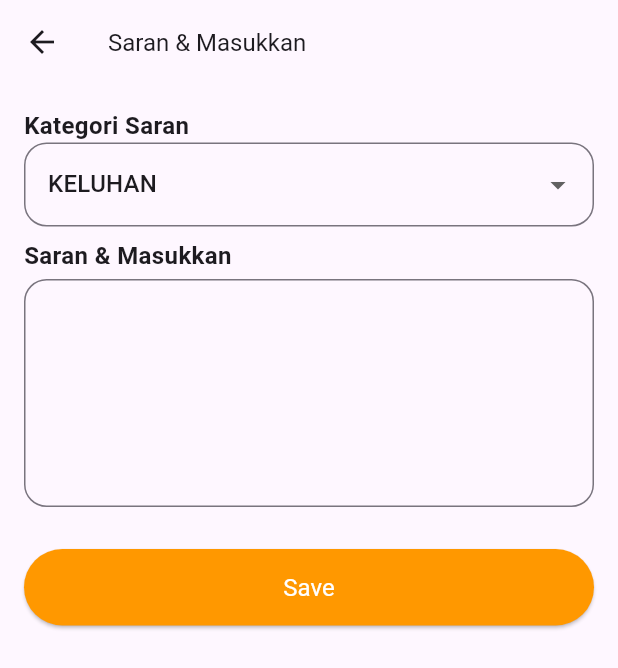
After one commit to adityaandikasetiawan/idmall_customer, a Flutter app: the Account screen opened directly, after a tap on "Saran & Masukkan", on a phone screen of 412 x 824 dp. The commit adds this screen. Shown: the top 668 px of the screen. Run offline on Flutter 3.47's test engine with Material 3 defaults, Android fonts, the phone set to English and light mode, and no system bars; our stand-ins replace animated_bottom_navigation_bar, awesome_notifications, cloud_firestore, dio, dropdown_search, firebase_auth and 14 more; missing offline and left inert: flutter_map_cancellable_tile_provider, flutter_stripe, flutter_treeview, syncfusion_flutter_pdfviewer, syncfusion_flutter_signaturepad; accounts and stored records are empty.

Commit message:
add feedback

```diff
--- /dev/null
+++ b/lib/controller/feedback.controller.dart
@@ -0,0 +1,38 @@
+// ignore_for_file: camel_case_types
+
+import 'package:flutter/material.dart';
+import 'package:get/get.dart';
+import 'package:idmall/service/feedback.dart';
+
+class FeedbackController extends GetxController {
+  final FeedbackService feedbackService = Get.put(FeedbackService());
+
+  //sales signature qr code
+  TextEditingController feedback = TextEditingController();
+  RxString category = "KELUHAN".obs;
+
+  //loading parameter
+  RxBool isLoading = false.obs;
+
+  //send feedback to service feedback
+  Future<void> sendFeedback() async {
+    try {
+      isLoading(true);
+      var detail =
+          await feedbackService.insertFeedback(category.value, feedback.text);
+      if (detail['status'] == 'success') {
+        Get.snackbar('Success', 'Berhasil menyimpan kritik & saran');
+        feedback.clear();
+        category.value = "KELUHAN";
+      }
+    } catch (e) {
+      Get.snackbar('Error', 'Failed to save feedback');
+    } finally {
+      isLoading(false);
+    }
+  }
+
+  //update all values
+  void updateCategory(String value) => category.value = value;
+  void updateFeedback(String value) => feedback.text = value;
+}
--- a/lib/main.dart
+++ b/lib/main.dart
@@ -3,6 +3,7 @@
 import 'dart:io';
 
 import 'package:dio/dio.dart';
+import 'package:get/get.dart';
 import 'package:idmall/pages/navigation.dart';
 import 'package:idmall/service/coverage_area.dart';
 import 'package:idmall/service/notification_controller.dart';
@@ -172,7 +173,7 @@ class _MyAppState extends State<MyApp> {
   @override
   Widget build(BuildContext context) {
     // return const CheckSharedPreferences();
-    return MaterialApp(
+    return GetMaterialApp(
       debugShowCheckedModeBanner: false,
       title: 'Idmall',
       home: widget.token == '' ? const Splash() : const NavigationScreen(),
--- a/lib/pages/account.dart
+++ b/lib/pages/account.dart
@@ -2,6 +2,7 @@
 
 import 'package:flutter/material.dart';
 import 'package:idmall/config/config.dart';
+import 'package:idmall/pages/feedback.dart';
 import 'package:idmall/pages/helpcenter.dart';
 import 'package:idmall/pages/login.dart';
 import 'package:idmall/pages/settings.dart';
@@ -255,6 +256,31 @@ class _AccountState extends State<Account> {
                 },
               ),
               const SizedBox(height: 20),
+              ListTile(
+                leading: Container(
+                  width: 50,
+                  height: 50,
+                  decoration: BoxDecoration(
+                    shape: BoxShape.circle,
+                    border: Border.all(color: Colors.grey, width: 1),
+                  ),
+                  child: const Icon(Icons.move_to_inbox_rounded),
+                ),
+                title: const Text('Saran & Masukkan'),
+                trailing: const Icon(
+                  Icons.arrow_forward_ios,
+                ), // Icon panah ke kanan
+                onTap: () {
+                  Navigator.push(
+                    context,
+                    MaterialPageRoute(
+                      builder: (context) => const FeedbackPage(),
+                    ),
+                  );
+                },
+              ),
+
+              const SizedBox(height: 20),
               Align(
                 alignment: Alignment.center,
                 child: ElevatedButton(
--- /dev/null
+++ b/lib/pages/feedback.dart
@@ -0,0 +1,151 @@
+import 'package:flutter/material.dart';
+import 'package:get/get.dart';
+import 'package:idmall/controller/feedback.controller.dart';
+import 'package:dio/dio.dart';
+
+class FeedbackPage extends StatefulWidget {
+  const FeedbackPage({super.key});
+
+  @override
+  State<FeedbackPage> createState() => _FeedbackPageState();
+}
+
+class _FeedbackPageState extends State<FeedbackPage> {
+  final FeedbackController feedbackController = Get.put(FeedbackController());
+
+  Dio dio = Dio();
+
+  final GlobalKey<FormState> _formKey = GlobalKey<FormState>();
+
+  final List<String> categoryList = <String>[
+    'KELUHAN',
+    'SARAN',
+    "PENGAJUAN",
+    "REFERRAL",
+  ];
+
+  @override
+  void initState() {
+    super.initState();
+  }
+
+  @override
+  Widget build(BuildContext context) {
+    return Scaffold(
+      appBar: AppBar(
+        title: const Text(
+          'Saran & Masukkan',
+          style: TextStyle(
+            fontSize: 16,
+          ),
+        ),
+      ),
+      body: SingleChildScrollView(
+        child: Padding(
+          padding: const EdgeInsets.all(16.0),
+          child: Form(
+            key: _formKey,
+            child: Column(
+              crossAxisAlignment: CrossAxisAlignment.start,
+              children: [
+                const Text(
+                  "Kategori Saran",
+                  style: TextStyle(
+                    fontWeight: FontWeight.bold,
+                    fontSize: 16,
+                  ),
+                ),
+                SizedBox(
+                  width: MediaQuery.of(context).size.width,
+                  child: DropdownButtonFormField(
+                    value: categoryList.first,
+                    onChanged: (String? value) {
+                      // This is called when the user selects an item.
+                      feedbackController.updateCategory(value!);
+                    },
+                    items: categoryList
+                        .map<DropdownMenuItem<String>>((String value) {
+                      return DropdownMenuItem<String>(
+                        value: value,
+                        child: Text(value),
+                      );
+                    }).toList(),
+                    decoration: InputDecoration(
+                      border: OutlineInputBorder(
+                        borderRadius: BorderRadius.circular(15.0),
+                      ),
+                    ),
+                  ),
+                ),
+                _buildDetailItemLongField(
+                  'Saran & Masukkan',
+                  feedbackController.feedback.text,
+                  feedbackController.updateFeedback,
+                ),
+                const SizedBox(height: 20),
+                Center(
+                  child: SizedBox(
+                    width: double.infinity,
+                    child: ElevatedButton(
+                      style: ElevatedButton.styleFrom(
+                        backgroundColor: Colors.orange,
+                        padding: const EdgeInsets.symmetric(vertical: 16.0),
+                        textStyle: const TextStyle(
+                          fontSize: 16,
+                        ),
+                      ),
+                      onPressed: () {
+                        if (_formKey.currentState!.validate()) {
+                          feedbackController.sendFeedback();
+                        }
+                      },
+                      child: const Text(
+                        'Save',
+                        style: TextStyle(
+                          color: Colors.white,
+                        ),
+                      ),
+                    ),
+                  ),
+                ),
+              ],
+            ),
+          ),
+        ),
+      ),
+    );
+  }
+
+  Widget _buildDetailItemLongField(
+      String title, String value, Function(String) onChanged) {
+    return Padding(
+      padding: const EdgeInsets.symmetric(vertical: 8.0),
+      child: Column(
+        crossAxisAlignment: CrossAxisAlignment.start,
+        children: [
+          Text(
+            title,
+            style: const TextStyle(fontWeight: FontWeight.bold, fontSize: 16),
+          ),
+          const SizedBox(height: 4),
+          TextFormField(
+            initialValue: value,
+            maxLines: 5, // Menambahkan height lebih panjang
+            decoration: InputDecoration(
+              border: OutlineInputBorder(
+                borderRadius: BorderRadius.circular(15.0),
+              ),
+            ),
+            validator: (value) {
+              if (value == null || value.isEmpty) {
+                return 'Mohon masukkan $title';
+              }
+              return null;
+            },
+            onChanged: onChanged,
+          ),
+        ],
+      ),
+    );
+  }
+}
--- a/lib/pages/login.dart
+++ b/lib/pages/login.dart
@@ -112,6 +112,7 @@ class _LoginState extends State<Login> {
         prefs.setString('token', token);
         prefs.setString('fullName', fullName);
         prefs.setString('email', email);
+        prefs.setString("taskId", taskid);
         prefs.setString('user_id', userId.toString());
         prefs.setString(
           'is_email_verified',
```
Also changed, not shown: lib/service/feedback.dart (added, +45 -0 lines).
